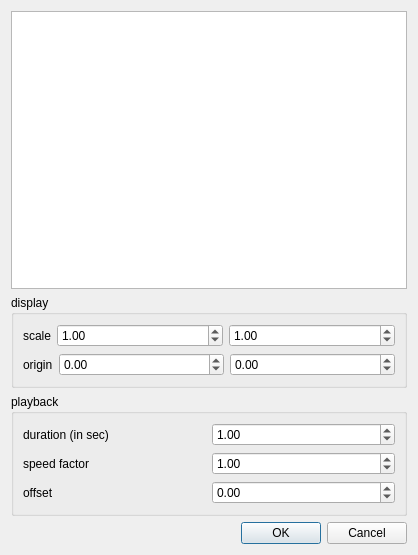
Above: ui/functiondisplayoptions.ui from EsGeh/function-graph-explorer before the change. Below: the same form after it.
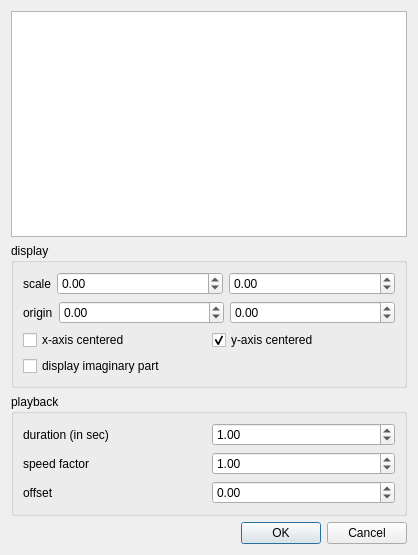
That is the form after the change.

Commit message: improve handling of origin, scaling. imaginary part disabled by def.

```diff
--- a/ui/functiondisplayoptions.ui
+++ b/ui/functiondisplayoptions.ui
@@ -35,7 +35,7 @@
         <item>
          <widget class="QDoubleSpinBox" name="scaleX">
           <property name="minimum">
-           <double>0.500000000000000</double>
+           <double>-100.000000000000000</double>
           </property>
           <property name="maximum">
            <double>100.000000000000000</double>
@@ -44,14 +44,14 @@
            <double>0.500000000000000</double>
           </property>
           <property name="value">
-           <double>1.000000000000000</double>
+           <double>0.000000000000000</double>
           </property>
          </widget>
         </item>
         <item>
          <widget class="QDoubleSpinBox" name="scaleY">
           <property name="minimum">
-           <double>0.500000000000000</double>
+           <double>-100.000000000000000</double>
           </property>
           <property name="maximum">
            <double>100.000000000000000</double>
@@ -60,7 +60,7 @@
            <double>0.500000000000000</double>
           </property>
           <property name="value">
-           <double>1.000000000000000</double>
+           <double>0.000000000000000</double>
           </property>
          </widget>
         </item>
@@ -118,6 +118,34 @@
         </item>
        </layout>
       </item>
+      <item>
+       <layout class="QHBoxLayout" name="horizontalLayout_6" stretch="0,0">
+        <item>
+         <widget class="QCheckBox" name="centeredX">
+          <property name="text">
+           <string>x-axis centered</string>
+          </property>
+         </widget>
+        </item>
+        <item>
+         <widget class="QCheckBox" name="centeredY">
+          <property name="text">
+           <string>y-axis centered</string>
+          </property>
+          <property name="checked">
+           <bool>true</bool>
+          </property>
+         </widget>
+        </item>
+       </layout>
+      </item>
+      <item>
+       <widget class="QCheckBox" name="displayImaginary">
+        <property name="text">
+         <string>display imaginary part</string>
+        </property>
+       </widget>
+      </item>
      </layout>
     </widget>
    </item>
```
Left out of the diff: 8 changed lines with no effect on the pictures. The commit also changes 5 other files.
